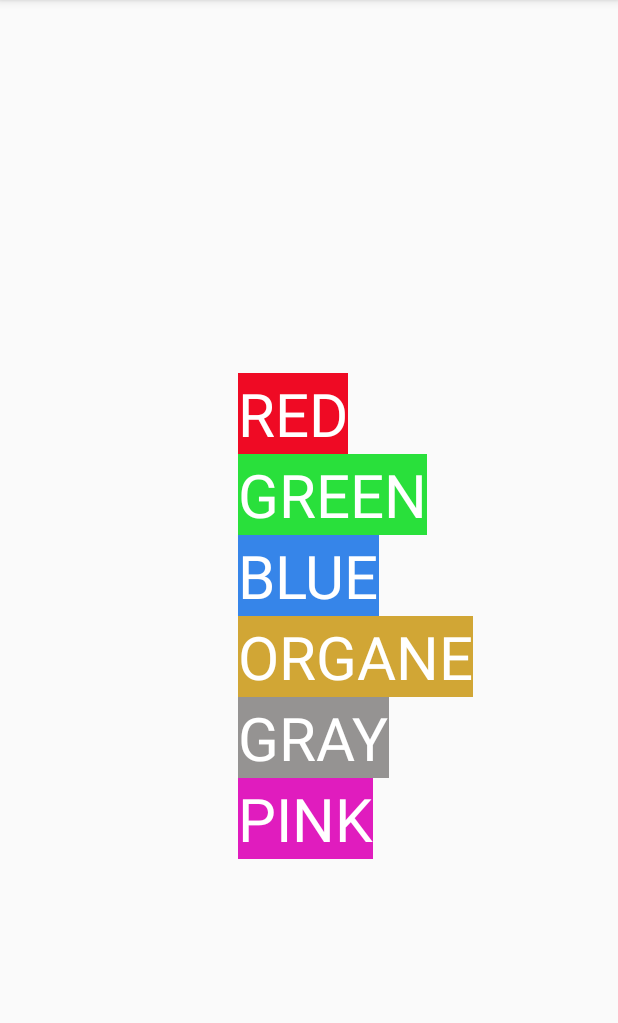
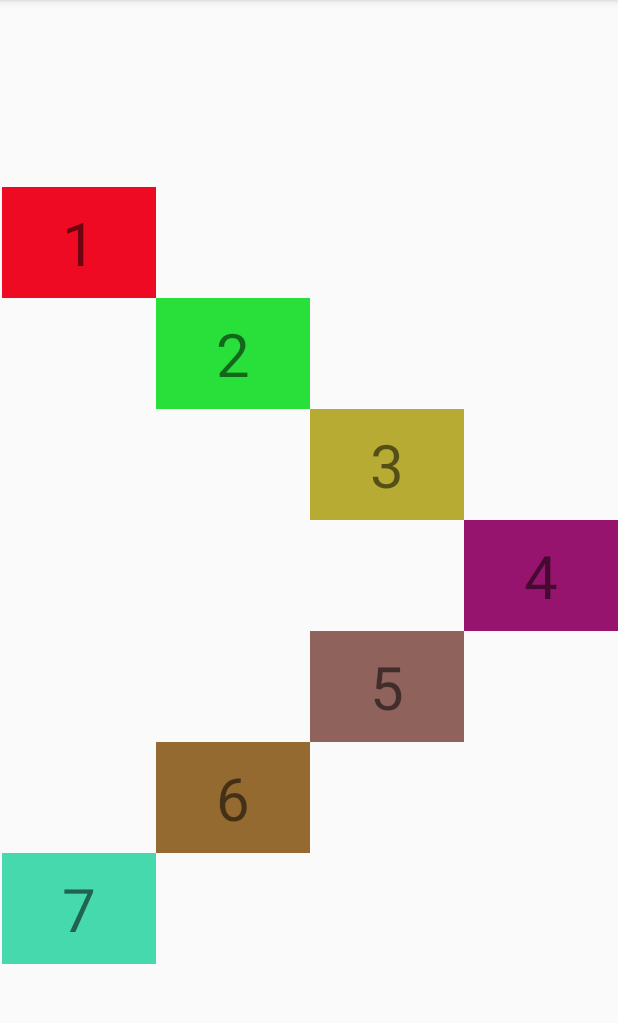
Before and after one commit to lyhuuthanh/relativelayoutthaytanphat, an Android app: the screen it shows after launch (MainActivity), on a phone screen of 412 x 824 dp, the part 84-1107 px from its top. Run offline under Robolectric (Android 15) with nearby library versions, the phone set to English and light mode, and no system bars.

Commit message:
bai tap 2

```diff
--- a/app/src/main/res/layout/activity_main.xml
+++ b/app/src/main/res/layout/activity_main.xml
@@ -5,63 +5,80 @@
     android:layout_width="match_parent"
     android:layout_height="match_parent"
     tools:context=".MainActivity">
+
     <TextView
-    android:id="@+id/red"
-    android:text="RED"
+        android:text="1"
         android:textSize="40sp"
-    android:textColor="#ffffff"
         android:background="#ef0a24"
-    android:layout_alignLeft="@id/blue"
-    android:layout_above="@id/green"
+        android:layout_above="@+id/so2"
+        android:layout_toLeftOf="@id/so2"
+        android:paddingVertical="10dp"
+        android:paddingHorizontal="40dp"
         android:layout_width="wrap_content"
         android:layout_height="wrap_content"/>
     <TextView
-        android:id="@+id/green"
-        android:text="GREEN"
+        android:text="2"
+        android:id="@+id/so2"
         android:textSize="40sp"
-        android:textColor="#ffffff"
         android:background="#29e03b"
-        android:layout_above="@id/blue"
-        android:layout_alignLeft="@+id/blue"
+        android:layout_above="@+id/so3"
+        android:layout_toLeftOf="@id/so3"
+        android:paddingVertical="10dp"
+        android:paddingHorizontal="40dp"
         android:layout_width="wrap_content"
         android:layout_height="wrap_content"/>
     <TextView
-        android:id="@+id/blue"
-        android:text="BLUE"
+        android:text="3"
+        android:id="@+id/so3"
         android:textSize="40sp"
-        android:textColor="#ffffff"
-        android:background="#3685e9"
-        android:layout_centerInParent="true"
+        android:background="#b7ab33"
+        android:layout_above="@+id/so4"
+        android:layout_toLeftOf="@id/so4"
+        android:paddingVertical="10dp"
+        android:paddingHorizontal="40dp"
         android:layout_width="wrap_content"
         android:layout_height="wrap_content"/>
     <TextView
-        android:id="@+id/organe"
-        android:text="ORGANE"
+        android:text="4"
+        android:id="@+id/so4"
         android:textSize="40sp"
-        android:textColor="#ffffff"
-        android:background="#d1a635"
-        android:layout_below="@id/blue"
-        android:layout_alignLeft="@+id/blue"
+        android:background="#96146e"
+        android:paddingVertical="10dp"
+        android:paddingHorizontal="40dp"
+        android:layout_centerInParent="true"
+        android:layout_alignParentEnd="true"
         android:layout_width="wrap_content"
         android:layout_height="wrap_content"/>
     <TextView
-        android:id="@+id/gray"
-        android:text="GRAY"
+        android:id="@+id/so5"
+        android:text="5"
         android:textSize="40sp"
-        android:textColor="#ffffff"
-        android:background="#959392"
-        android:layout_below="@id/organe"
-        android:layout_alignLeft="@+id/blue"
+        android:background="#8f625c"
+        android:layout_below="@+id/so4"
+        android:layout_toLeftOf="@id/so4"
+        android:paddingVertical="10dp"
+        android:paddingHorizontal="40dp"
         android:layout_width="wrap_content"
         android:layout_height="wrap_content"/>
     <TextView
-        android:text="PINK"
+        android:text="6"
+        android:id="@+id/so6"
         android:textSize="40sp"
-        android:textColor="#ffffff"
-        android:background="#e01cbe"
-android:layout_below="@id/gray"
-        android:layout_alignLeft="@+id/blue"
+        android:background="#946a30"
+        android:layout_below="@+id/so5"
+        android:layout_toLeftOf="@id/so5"
+        android:paddingVertical="10dp"
+        android:paddingHorizontal="40dp"
         android:layout_width="wrap_content"
         android:layout_height="wrap_content"/>
-
+    <TextView
+        android:text="7"
+        android:textSize="40sp"
+        android:background="#46d9ad"
+        android:layout_below="@+id/so6"
+        android:layout_toLeftOf="@id/so6"
+        android:paddingVertical="10dp"
+        android:paddingHorizontal="40dp"
+        android:layout_width="wrap_content"
+        android:layout_height="wrap_content"/>
 </RelativeLayout>
```
Lines whose indentation alone changed are shown as unchanged.
